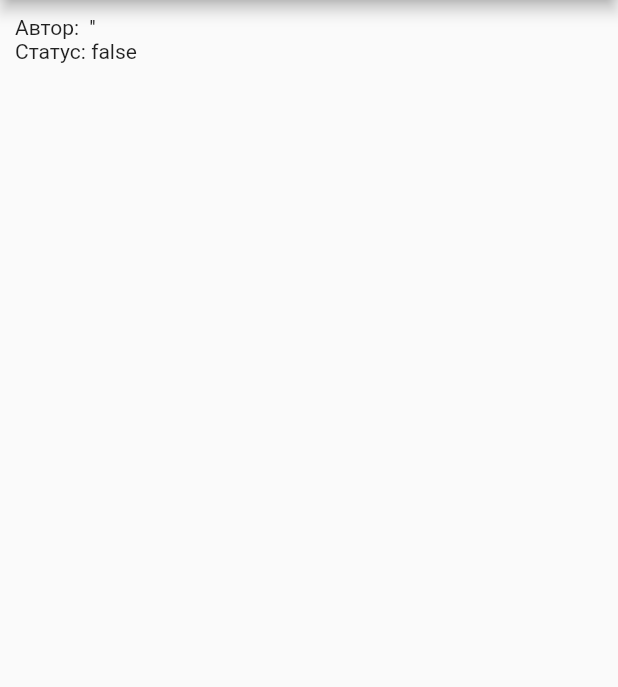
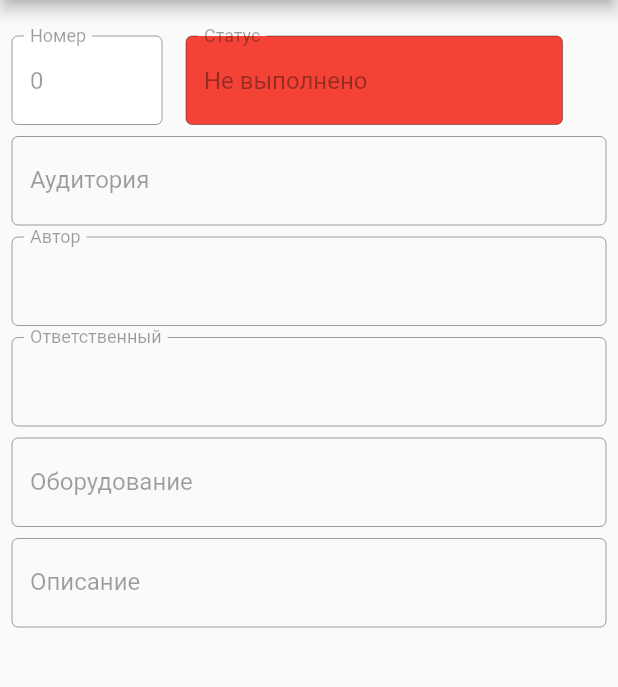
Before and after one commit to Excome/nngasu_fqp_mobile, a Flutter app: the RequestDetail screen opened directly with empty values, on a phone screen of 412 x 824 dp, the part 84-771 px from its top. Run offline on Flutter 3.47's test engine with Material 2 defaults, Android fonts, the phone set to English and light mode, and no system bars; our stand-ins replace logger; missing offline and left inert: multiselect; network calls fail.

Commit message:
modify requestDetail.dart and createRequest.dart

```diff
--- a/lib/main.dart
+++ b/lib/main.dart
@@ -9,7 +9,7 @@ void main() =>  runApp(const Application());
 
 class Application extends StatelessWidget{
   const Application({Key? key}) : super(key: key);
-  static const String serverUrl = 'http://192.168.0.198:8080';
+  static String serverUrl = 'http://192.168.0.198:8080';
   // static const String serverUrl = 'http://195.122.251.100:8080';
   static Logger logger = Logger();
   static Color nngasuBlueColor = const Color.fromRGBO(0, 69, 136, 1);
--- a/lib/screen/requestDetail.dart
+++ b/lib/screen/requestDetail.dart
@@ -14,6 +14,13 @@ class RequestDetail extends StatefulWidget {
 }
 
 class _RequestDetailState extends State<RequestDetail> {
+  final TextEditingController _idCntrl = TextEditingController();
+  final TextEditingController _authorCntrl = TextEditingController();
+  final TextEditingController _responsibleCntrl = TextEditingController();
+  final TextEditingController _audienceCntrl = TextEditingController();
+  final TextEditingController _descriptionCntrl = TextEditingController();
+  final TextEditingController _equipmentCntrl = TextEditingController();
+  final TextEditingController _statusCntrl = TextEditingController();
   int sectionIndex = 0;
   Request request = Request(User("",""), "", []);
 
@@ -23,17 +30,63 @@ class _RequestDetailState extends State<RequestDetail> {
     super.initState();
   }
 
+  Widget _textField(String text, String label, TextEditingController controller){
+    controller.text = text;
+    return Padding(
+      padding: const EdgeInsets.symmetric(horizontal: 8, vertical: 4),
+      child:  TextField(
+        enabled: false,
+        controller: controller,
+        decoration: InputDecoration(
+          labelText: label,
+          border: const OutlineInputBorder(),
+        ),
+      ),
+    );
+  }
+
+  Widget _rowTextField(String text, String label, TextEditingController controller, {double? width, Color color = Colors.white}){
+    controller.text = text;
+    return Padding(
+        padding: const EdgeInsets.symmetric(horizontal: 8, vertical: 4),
+        child: Container(
+          width: width,
+          child: TextField(
+            enabled: false,
+            controller: controller,
+            decoration: InputDecoration(
+              fillColor: color,
+              filled: true,
+              labelText: label,
+              border: const OutlineInputBorder(),
+            ),
+          ),
+        )
+    );
+  }
+
   @override
   Widget build(BuildContext context) {
     return Scaffold(
-      appBar: AppBar(
-          title: const Text('ННГАСУ | ТРО'),
-          backgroundColor: Application.nngasuOrangeColor),
-      body: Padding(
-        padding: const EdgeInsets.all(10),
-        child: Text("Автор: ${request.author.firstName} '${request.author.userName}' ${request.author.surName}\nСтатус: ${request.status}"),
-      ),
-    );
+        appBar: AppBar(
+            title: const Text('ННГАСУ | ТРО'),
+            backgroundColor: Application.nngasuOrangeColor),
+        body: Padding(
+            padding: const EdgeInsets.only(top: 20),
+            child: Column(
+              children: <Widget>[
+                Row(children: <Widget>[
+                  _rowTextField(request.id.toString(), "Номер", _idCntrl, width: 100),
+                  _rowTextField(request.status ? 'Выполнено' : 'Не выполнено', "Статус", _statusCntrl, width: 251, color: request.status ? Colors.green : Colors.red)
+                ],),
+                _textField(request.audience, "Аудитория", _audienceCntrl),
+                _textField("${request.author.surName} ${request.author.firstName}", "Автор", _authorCntrl),
+                _textField("${request.responsible.surName} ${request.responsible.firstName}", "Ответственный", _responsibleCntrl),
+                _textField("${request.equipment.map((value) => '${value.type} ${value.name}').toString()}", "Оборудование", _equipmentCntrl),
+                _textField(request.description, "Описание", _equipmentCntrl)
+              ],
+            )
+        ));
   }
 
   fetchRequest(BuildContext context, int id) async {
--- a/pubspec.yaml
+++ b/pubspec.yaml
@@ -30,6 +30,7 @@ dependencies:
   http: ^0.13.4
   logger: ^1.1.0
   intl: ^0.17.0
+  multiselect: ^0.0.4
   flutter:
     sdk: flutter
 
```
Also changed, not shown: lib/domain/request.dart (+21 -7 lines), lib/screen/authentication.dart (+16 -1 lines), lib/screen/createRequest.dart (+92 -39 lines), lib/screen/home.dart (+9 -7 lines), lib/service/equipmentService.dart (added, +24 -0 lines), lib/service/requestService.dart (+13 -0 lines), pubspec.lock.
